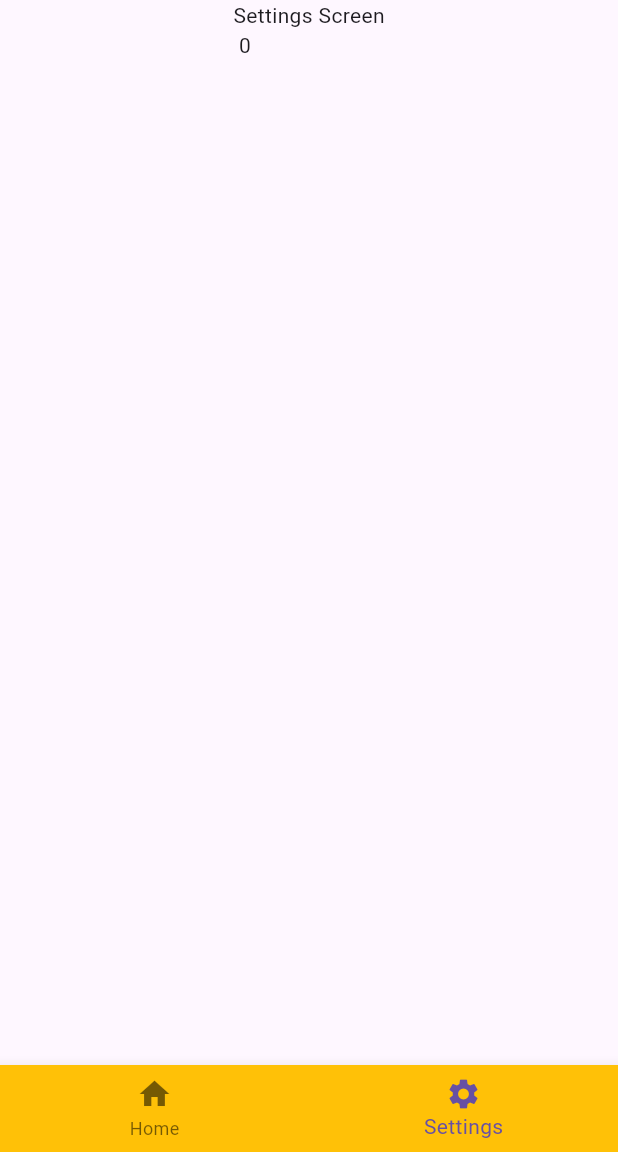
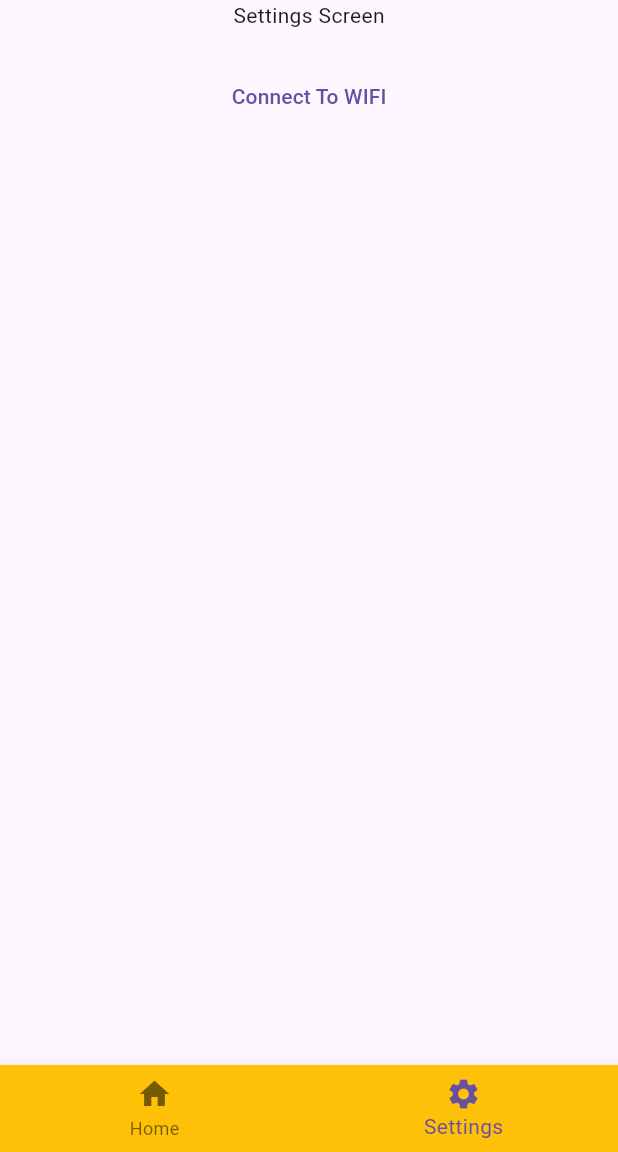
Before and after one commit to razken-hash/smart_outlet, a Flutter app: the screen it shows after launch, item 2 of the bottom bar chosen, on a phone screen of 412 x 824 dp, the part 84-1236 px from its top. Run offline on Flutter 3.47's test engine with Material 3 defaults, Android fonts, the phone set to English and light mode, and no system bars.

Commit message:
Keeping Only 2 Buttons

```diff
--- a/lib/data/service/control_service.dart
+++ b/lib/data/service/control_service.dart
@@ -5,11 +5,9 @@ import 'package:smart_outlet/constants.dart';
 
 class ControlService {
   Future<void> turnOn() async {
-    log("HELOO");
     await http.post(
       Uri.parse("$BASE_URL?status=on"),
     );
-    log("HELOO");
   }
 
   Future<void> turnOff() async {
--- a/lib/main.dart
+++ b/lib/main.dart
@@ -1,6 +1,4 @@
 import 'package:flutter/material.dart';
-import 'package:smart_outlet/views/outlet_control_screen.dart';
-import 'package:smart_outlet/views/settings_screen.dart';
 import 'package:smart_outlet/views/smart_outlet_nav.dart';
 
 void main() {
--- a/lib/views/outlet_control_screen.dart
+++ b/lib/views/outlet_control_screen.dart
@@ -28,7 +28,7 @@ class _SmartOutletScreenState extends State<SmartOutletScreen> {
             crossAxisSpacing: 10,
             crossAxisCount: 2,
             children: List.generate(
-              4,
+              2,
               (index) => TextButton.icon(
                 label: Text(
                   status[index] ? "ON" : "OFF",
--- a/lib/views/settings_screen.dart
+++ b/lib/views/settings_screen.dart
@@ -1,5 +1,6 @@
 import 'package:flutter/material.dart';
-import 'package:wifi_flutter/wifi_flutter.dart';
+import 'package:smart_outlet/wifi/wifi_connector.dart';
+// import 'package:wifi_flutter/wifi_flutter.dart';
 
 class SettingsScreen extends StatefulWidget {
   const SettingsScreen({super.key});
@@ -12,25 +13,32 @@ class _SettingsScreenState extends State<SettingsScreen> {
   @override
   void initState() {
     super.initState();
-    loadWifi();
+    // loadWifi();
   }
 
-  Iterable<WifiNetwork> networks = [];
+  // Iterable<WifiNetwork> networks = [];
 
-  void loadWifi() async {
-    Iterable<WifiNetwork> nets = await WifiFlutter.scanNetworks();
-    setState(() {
-      networks = nets;
-    });
-  }
+  // void loadWifi() async {
+  //   Iterable<WifiNetwork> nets = await WifiFlutter.scanNetworks();
+  //   setState(() {
+  //     networks = nets;
+  //   });
+  // }
 
   @override
   Widget build(BuildContext context) {
     return Scaffold(
       body: Column(
         children: [
-          Center(
-            child: Text("Settings Screen\n ${networks.length}"),
+          const Center(
+            child: Text("Settings Screen\n"),
+          ),
+          TextButton(
+            onPressed: () {
+              // WifiConnector.connectWifi("not exist", "noway");
+              WifiConnector.connectWifi("Kelvin Kiptum", "2:00:35 (WR)");
+            },
+            child: const Text("Connect To WIFI"),
           ),
         ],
       ),
--- a/pubspec.yaml
+++ b/pubspec.yaml
@@ -33,7 +33,7 @@ dependencies:
     sdk: flutter
   http:
   permission_handler: ^11.3.1
-  wifi_flutter: ^0.2.0
+  # wifi_flutter: ^0.2.0
 
 dev_dependencies:
   # The "flutter_lints" package below contains a set of recommended lints to
```
Also changed, not shown: lib/wifi/wifi_connector.dart (added, +19 -0 lines), pubspec.lock, 1 other file.
